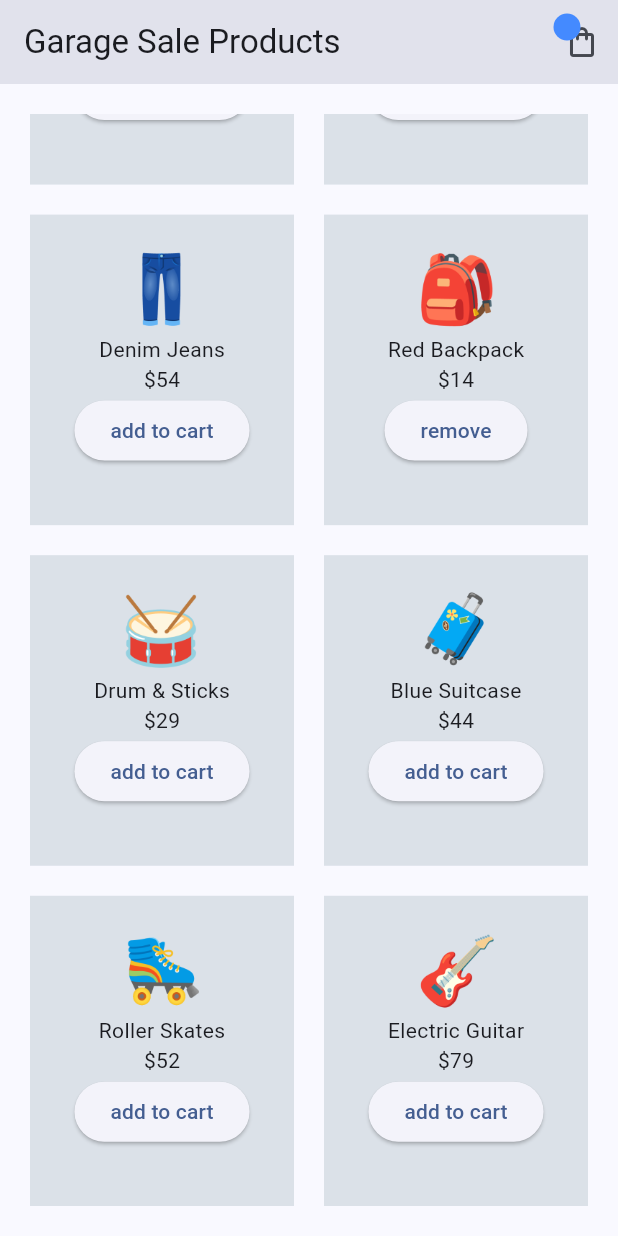
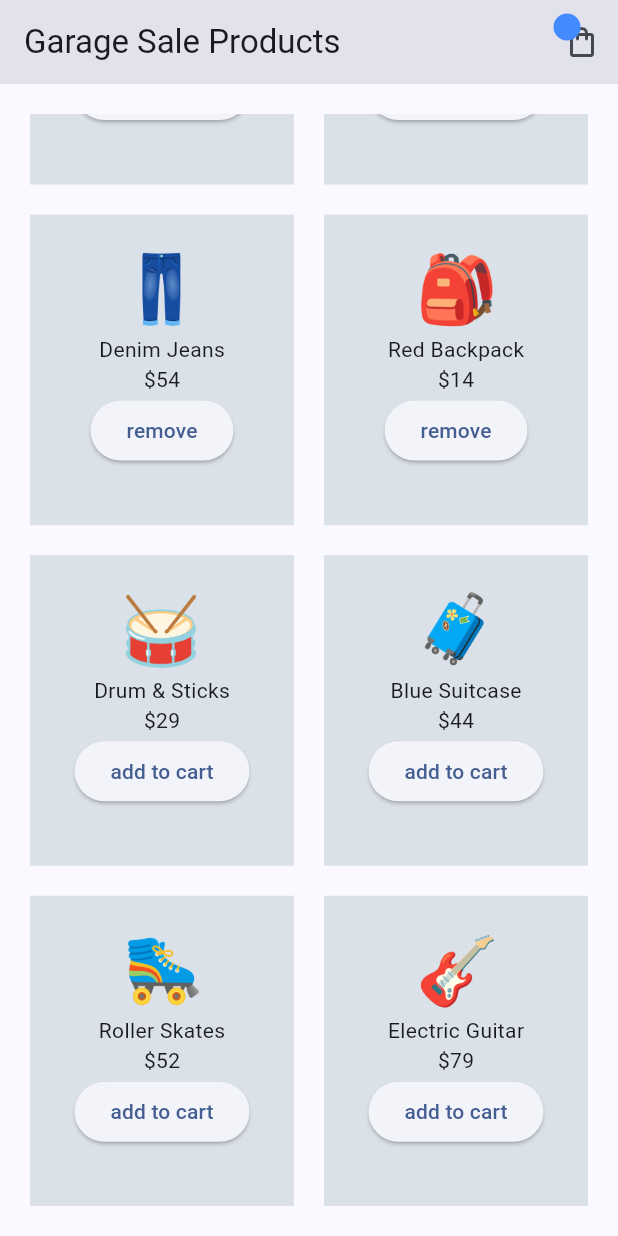
Before and after one commit to Enot-P/shop_riverpod, a Flutter app: the screen it shows after launch, scrolled down 160 dp, after a tap on "add to cart", on a phone screen of 412 x 824 dp. Run offline on Flutter 3.47's test engine with Material 3 defaults, Android fonts, the phone set to English and light mode, and no system bars; our stand-ins replace flutter_riverpod, riverpod_annotation; generated files the repository leaves out were written again.

Commit message:
Теперь меняют состояние

```diff
--- a/lib/providers/cart_notifier.dart
+++ b/lib/providers/cart_notifier.dart
@@ -12,6 +12,18 @@ class CartNotifier extends Notifier<Set<Product>> {
   }
 
   //methods to update state
+
+  void addProduct(Product product) {
+    if (!state.contains(product)) {
+      state = {...state, product};
+    }
+  }
+
+  void removeProduct(Product product) {
+    if (state.contains(product)) {
+      state = state.where((p) => p.id != product.id).toSet();
+    }
+  }
 }
 
 final cartNotifierProvider = NotifierProvider<CartNotifier, Set<Product>>(() {
--- a/lib/screens/home/home_screen.dart
+++ b/lib/screens/home/home_screen.dart
@@ -36,8 +36,14 @@ class HomeScreen extends ConsumerWidget {
                   Text(products[index].title),
                   Text('\$${products[index].price}'),
                   !cartProducts.contains(products[index])
-                      ? ElevatedButton(onPressed: () {}, child: const Text('add to cart'))
-                      : ElevatedButton(onPressed: () {}, child: const Text('remove')),
+                      ? ElevatedButton(
+                          onPressed: () => ref.read(cartNotifierProvider.notifier).addProduct(products[index]),
+                          child: const Text('add to cart'),
+                        )
+                      : ElevatedButton(
+                          onPressed: () => ref.read(cartNotifierProvider.notifier).removeProduct(products[index]),
+                          child: const Text('remove'),
+                        ),
                 ],
               ),
             );
```
